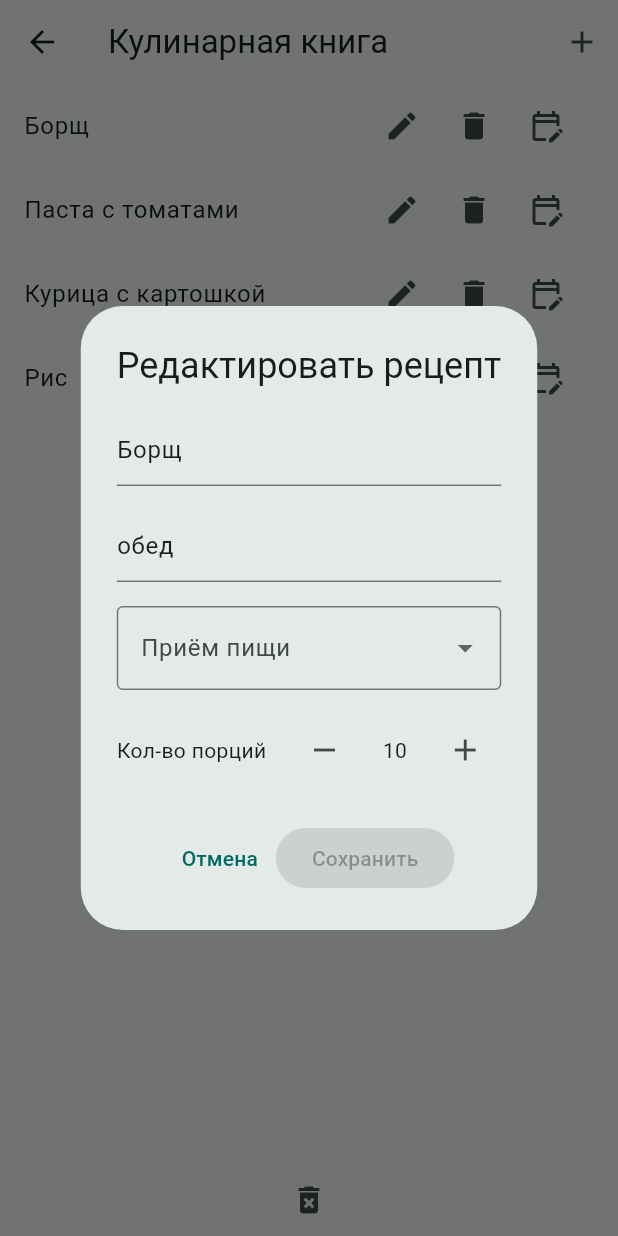
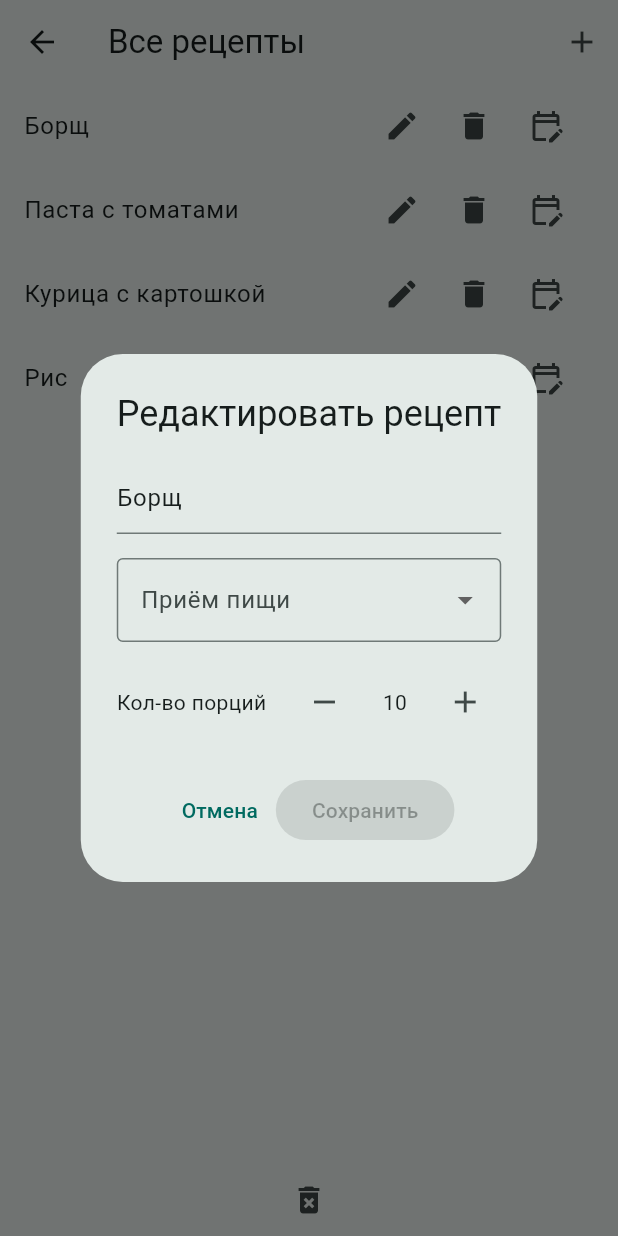
Before and after one commit to nadnik13/menu-planner, a Flutter app: the RecipeScreen screen opened directly, after a tap on the "edit" icon, on a phone screen of 412 x 824 dp. Run offline on Flutter 3.47's test engine with Material 3 defaults, Android fonts, the phone set to English and light mode, and no system bars; our stand-ins replace flutter_riverpod, hive, hive_flutter, logger; accounts and stored records are empty; generated files the repository leaves out were written again.

Commit message:
Изменена логика добавления рецепта: если добавляется рецепт с тем же названием он перезаписывается
Убрала description

```diff
--- a/lib/models/recipe.dart
+++ b/lib/models/recipe.dart
@@ -14,33 +14,36 @@ class Recipe {
   final String title;
 
   @HiveField(2)
-  final String? description;
+  final String? type;
 
   @HiveField(3)
   final int portion;
 
-  Recipe(this.id, this.title, this.description, this.portion);
+  Recipe(this.id, this.title, this.type, this.portion);
+  static final List<String> types = ['Завтрак', 'Обед', 'Ужин', 'Перекус'];
 
   factory Recipe.fromJson(Map<String, dynamic> json) {
     final id = json['id'];
     return Recipe(
       id,
       json['title'] as String,
-      json['description'] as String?,
+      json['type'] as String?,
       json['portion'] as int,
     );
   }
 
-  factory Recipe.add(String title, String? description, int portion) {
-    final uuid = Uuid();
-    final id = uuid.v4();
-    return Recipe(id, title, description, portion);
-  }
+  factory Recipe.add({
+    String? id,
+    required String title,
+    String? type,
+    required int portion,
+  }) => Recipe(id ?? Uuid().v4(), title, type, portion);
+
+  static Recipe get empty => Recipe("", "", "", 0);
 
   @override
   bool operator ==(Object other) =>
-      identical(this, other) ||
-      other is Recipe && other.id == id;
+      identical(this, other) || other is Recipe && other.id == id;
 
   @override
   int get hashCode => id.hashCode;
--- a/lib/screens/recipe_editor.dart
+++ b/lib/screens/recipe_editor.dart
@@ -22,28 +22,22 @@ class _RecipeEditorState extends ConsumerState<RecipeEditor> {
   late TextEditingController _descController;
   late int _portion;
   bool isActive = false;
-  String? selectedMeal;
-  final List<String> mealTypes = ['Завтрак', 'Обед', 'Ужин', 'Перекус'];
+  String? _recipeType;
 
   @override
   void initState() {
     super.initState();
     _titleController = TextEditingController(text: widget.recipe?.title ?? "");
-    _descController = TextEditingController(
-      text: widget.recipe?.description ?? "",
-    );
+    _recipeType = widget.recipe?.type;
     _portion = widget.recipe?.portion ?? 1;
-
     isActive = _isValid;
 
     _titleController.addListener(_updateActiveState);
-    _descController.addListener(_updateActiveState);
   }
 
   bool get _isValid =>
       _titleController.text.trim().isNotEmpty &&
-      _descController.text.trim().isNotEmpty &&
-      selectedMeal != null &&
+      _recipeType != null &&
       _portion > 0;
 
   void _updateActiveState() {
@@ -58,11 +52,15 @@ class _RecipeEditorState extends ConsumerState<RecipeEditor> {
   void _save() {
     //:TODO Возможно стоит вынести логику добавления рецепта и в pop посылать результат
     Navigator.of(context).pop();
+    final title = _titleController.text.trim();
+
+    final recipeId = ref.read(recipeProvider.notifier).findByTitle(title)?.id;
 
     final editedRecipe = Recipe.add(
-      _titleController.text.trim(),
-      _descController.text.trim(),
-      _portion,
+      id: recipeId,
+      title: title,
+      type: _recipeType,
+      portion: _portion,
     );
     ref.read(recipeProvider.notifier).addOrReplaceRecipe(editedRecipe);
 
@@ -93,19 +91,14 @@ class _RecipeEditorState extends ConsumerState<RecipeEditor> {
               decoration: InputDecoration(hintText: 'Название'),
             ),
             const SizedBox(height: 16),
-            TextField(
-              controller: _descController,
-              decoration: InputDecoration(hintText: 'Описание'),
-            ),
-            const SizedBox(height: 16),
             DropdownButtonFormField<String>(
-              value: selectedMeal,
+              value: _recipeType,
               decoration: const InputDecoration(
                 labelText: "Приём пищи",
                 border: OutlineInputBorder(),
               ),
               items:
-                  mealTypes.map((meal) {
+                  Recipe.types.map((meal) {
                     return DropdownMenuItem<String>(
                       value: meal,
                       child: Text(meal),
@@ -113,7 +106,7 @@ class _RecipeEditorState extends ConsumerState<RecipeEditor> {
                   }).toList(),
               onChanged: (value) {
                 setState(() {
-                  selectedMeal = value;
+                  _recipeType = value;
                   _updateActiveState();
                 });
               },
--- a/lib/screens/recipes_screen.dart
+++ b/lib/screens/recipes_screen.dart
@@ -53,7 +53,7 @@ class _RecipeScreenState extends ConsumerState<RecipeScreen> {
 
     return Scaffold(
       appBar: AppBar(
-        title: const Text('Кулинарная книга'),
+        title: const Text('Все рецепты'),
         actions: [
           IconButton(
             onPressed: () => _editRecipe(null),
```
Also changed, not shown: lib/providers/recipe/recipe_provider.dart (+8 -0 lines), 3 other files.
